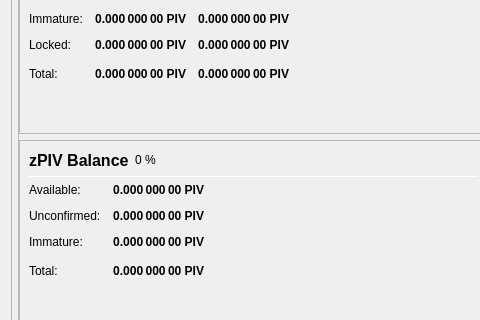
CryptoCashBack-Hub/smrtc, file src/qt/forms/overviewpage.ui: the form before one commit; both pictures show x 0 to 480 and y 438 to 758 of the 978 by 841 pixel window.
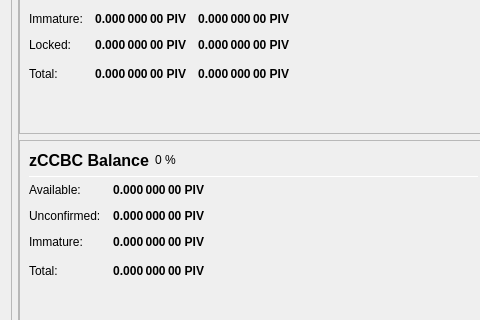
The form after the commit.

```diff
--- a/src/qt/forms/overviewpage.ui
+++ b/src/qt/forms/overviewpage.ui
@@ -852,7 +852,7 @@
                           </font>
                          </property>
                          <property name="text">
-                          <string>zPIV Balance</string>
+                          <string>zCCBC Balance</string>
                          </property>
                         </widget>
                        </item>
```
Left out of the diff: 14 changed lines with no effect on the pictures.
